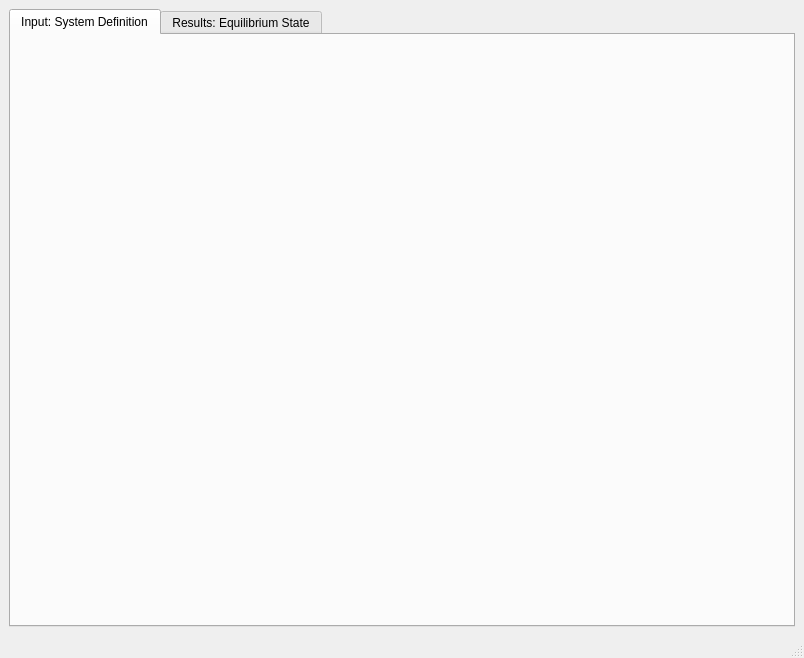
First picture: the form in GUI/Dialogs4/NewSystemDialog4.ui, repository gemshub/GEMSGUI, before the edit.
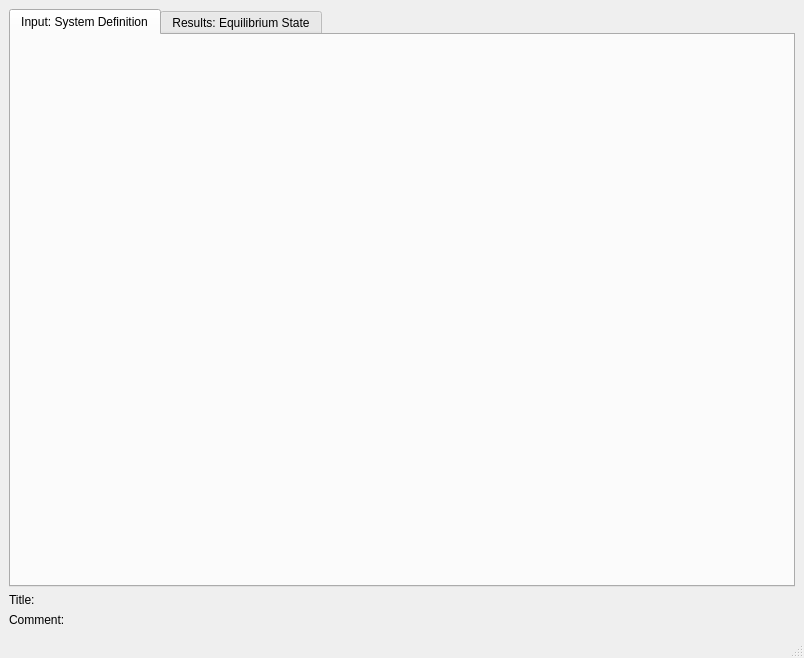
Second picture: the form after the edit. Icons and pictures are not drawn.

```diff
--- a/GUI/Dialogs4/NewSystemDialog4.ui
+++ b/GUI/Dialogs4/NewSystemDialog4.ui
@@ -14,8 +14,8 @@
    <string>MainWindow</string>
   </property>
   <widget class="QWidget" name="centralwidget">
-   <layout class="QVBoxLayout">
-    <item>
+   <layout class="QGridLayout" name="gridLayout">
+    <item row="0" column="0" colspan="2">
      <widget class="QTabWidget" name="TabWid">
       <property name="toolTip">
        <string>To edit, right-click on input values; press Enter to change data</string>
@@ -37,6 +37,20 @@
       </widget>
      </widget>
     </item>
+    <item row="1" column="0">
+     <widget class="QLabel" name="label">
+      <property name="text">
+       <string>Title:</string>
+      </property>
+     </widget>
+    </item>
+    <item row="2" column="0">
+     <widget class="QLabel" name="label_2">
+      <property name="text">
+       <string>Comment:</string>
+      </property>
+     </widget>
+    </item>
    </layout>
   </widget>
   <widget class="QStatusBar" name="statusbar"/>
```
Left out of the diff: 3 changed lines with no effect on the pictures.
